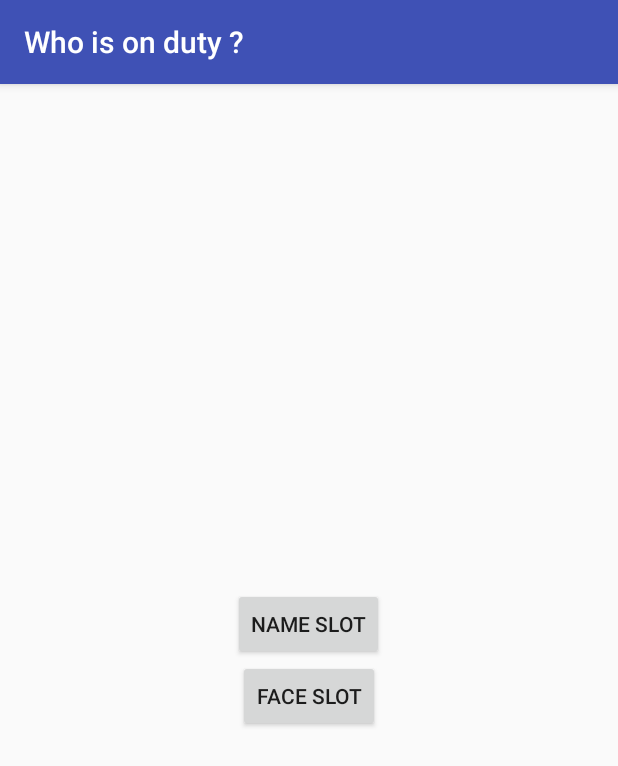
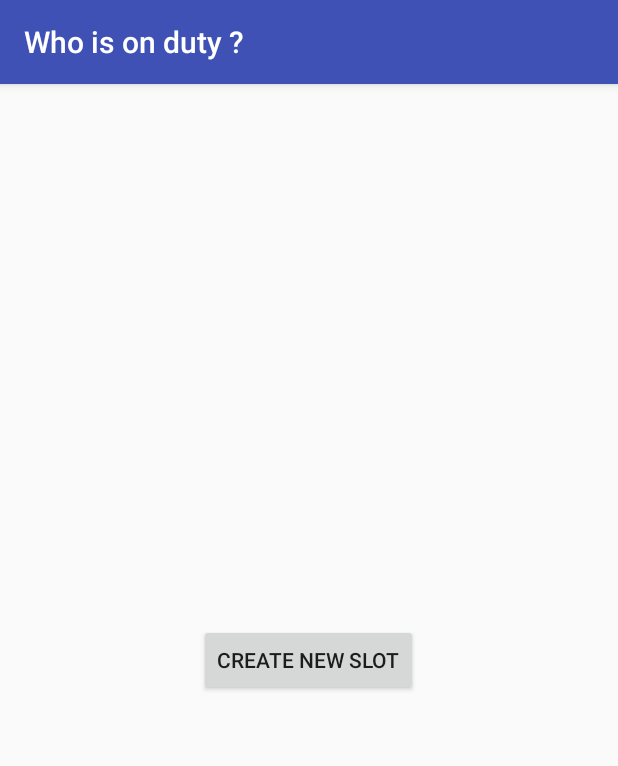
Before and after one commit to 4503104/people_slots, an Android app: the screen it shows after launch (MainActivity), on a phone screen of 412 x 824 dp. Shown: the top 766 px of the screen. Run offline under Robolectric (Android 15) with nearby library versions, the phone set to English and light mode, and no system bars; our stand-ins replace ButterKnife; 1 statement that could not run was skipped.

Commit message:
導線の整理

```diff
--- a/app/src/main/res/layout/activity_main.xml
+++ b/app/src/main/res/layout/activity_main.xml
@@ -12,15 +12,9 @@
     tools:context=".activity.MainActivity">
 
     <Button
-        android:id="@+id/type_name"
+        android:id="@+id/create_slot"
         android:layout_width="wrap_content"
         android:layout_height="wrap_content"
-        android:text="@string/type_name" />
-
-    <Button
-        android:id="@+id/type_face"
-        android:layout_width="wrap_content"
-        android:layout_height="wrap_content"
-        android:text="@string/type_face" />
+        android:text="@string/create_slot" />
 
 </LinearLayout>
--- a/app/src/main/res/values/strings.xml
+++ b/app/src/main/res/values/strings.xml
@@ -6,8 +6,32 @@
     <string name="stop">STOP</string>
     <string name="retry">RETRY</string>
 
-    <string name="type_name">Name Slot</string>
-    <string name="type_face">Face Slot</string>
+    <!-- TODO: 英語圏では"slot machineと書くべき？" -->
+    <string name="create_slot">Create new slot</string>
+
+    <string name="ask_type">Select slot-type.</string>
+    <string name="type_face">Face slot</string>
+    <string name="type_name">Name slot</string>
+    <string-array name="slot_types">
+        <item>@string/type_face</item>
+        <item>@string/type_name</item>
+    </string-array>
+
+    <string name="ask_capture_method">Select face capturing method.</string>
+    <string name="capture_method_fr">Facial Recognition</string>
+    <string name="capture_method_manual">Manual</string>
+    <string-array name="capture_methods">
+        <item>@string/capture_method_fr</item>
+        <item>@string/capture_method_manual</item>
+    </string-array>
+
+    <string name="ask_input_method">Select name input method.</string>
+    <string name="input_method_ocr">Optical Character Recognition</string>
+    <string name="input_method_manual">Manual</string>
+    <string-array name="input_methods">
+        <item>@string/input_method_ocr</item>
+        <item>@string/input_method_manual</item>
+    </string-array>
 
     <string name="request_roster">Prepare the roster.</string>
 
```
Also changed, not shown: app/src/main/java/jp/gr/java_conf/shygoo/people_slots/activity/MainActivity.java (+72 -7 lines), app/src/main/java/jp/gr/java_conf/shygoo/people_slots/fragment/dialog/ChoiceDialogFragment.java (+17 -10 lines), 1 other file.
